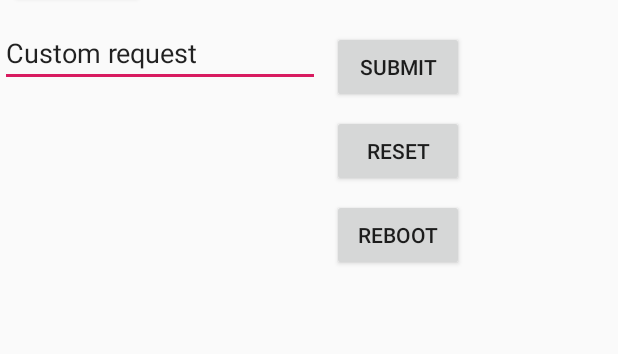
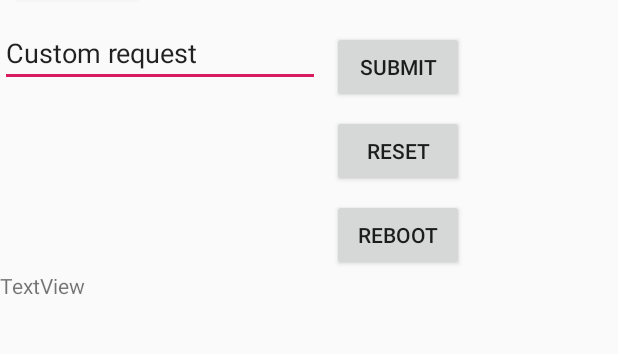
Before and after one commit to owen1050/OwenDormAndroidApp, an Android app: the screen it shows after launch (MainActivity), on a phone screen of 412 x 824 dp, the part 134-488 px from its top. Run offline under Robolectric (Android 15) with nearby library versions, the phone set to English and light mode, and no system bars.

Commit message:
added diaply of return

```diff
--- a/app/src/main/res/layout/content_main.xml
+++ b/app/src/main/res/layout/content_main.xml
@@ -69,4 +69,12 @@
         app:layout_constraintStart_toStartOf="parent"
         app:layout_constraintTop_toBottomOf="@+id/button" />
 
+    <TextView
+        android:id="@+id/textView3"
+        android:layout_width="wrap_content"
+        android:layout_height="wrap_content"
+        android:text="TextView"
+        app:layout_constraintStart_toStartOf="@+id/editText"
+        app:layout_constraintTop_toBottomOf="@+id/button3" />
+
 </android.support.constraint.ConstraintLayout>
```
Also changed, not shown: app/src/main/java/com/example/try2/MainActivity.java (+12 -1 lines).
